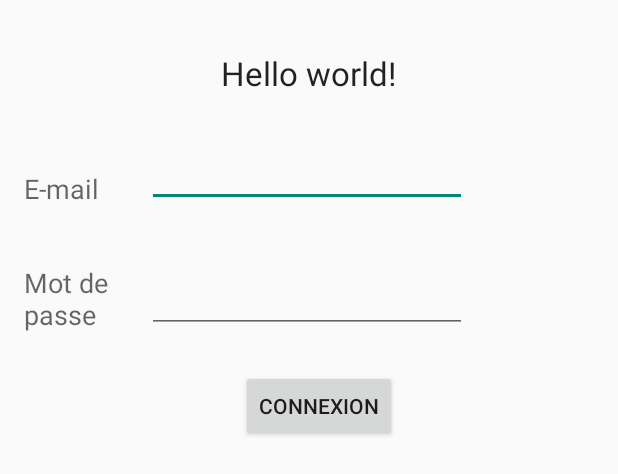
After one commit to RJona/HItemni, an Android app: the layout activity_login.xml on its own in the app's theme, with its tools: preview values and no code run, on a phone screen of 412 x 824 dp. The commit adds this screen. Shown: the top 474 px of the screen. Run offline under Robolectric (Android 15) with nearby library versions, the light colour scheme and no system bars.

Commit message:
loginpage

```diff
--- a/Hitemni/app/src/main/AndroidManifest.xml
+++ b/Hitemni/app/src/main/AndroidManifest.xml
@@ -1,18 +1,18 @@
 <?xml version="1.0" encoding="utf-8"?>
 <manifest xmlns:android="http://schemas.android.com/apk/res/android"
     package="com.app.hitemni" >
-    <uses-permission android:name="android.permission.INTERNET"/>
-    <activity android:name="com.facebook.FacebookActivity"
+    <!--<uses-permission android:name="android.permission.INTERNET"/>-->
+    <!--<activity android:name="com.facebook.FacebookActivity"
         android:configChanges=
             "keyboard|keyboardHidden|screenLayout|screenSize|orientation"
         android:theme="@android:style/Theme.Translucent.NoTitleBar"
-        android:label="@string/app_name" />
+        android:label="@string/app_name" />-->
     <application
         android:allowBackup="true"
         android:icon="@mipmap/ic_launcher"
         android:label="@string/app_name"
         android:theme="@style/AppTheme" >
-        <activity
+        <!--<activity
             android:name=".MainActivity"
             android:label="@string/app_name" >
             <intent-filter>
@@ -20,7 +20,16 @@
 
                 <category android:name="android.intent.category.LAUNCHER" />
             </intent-filter>
+        </activity>-->
+        <activity
+            android:name=".LoginActivity"
+            android:label="@string/app_name" >
+            <intent-filter>
+                <action android:name="android.intent.action.MAIN" />
+
+                <category android:name="android.intent.category.LAUNCHER" />
+            </intent-filter>
         </activity>
-        <meta-data android:name="com.facebook.sdk.ApplicationId" android:value="@string/facebook_app_id"/>
+        <!--<meta-data android:name="com.facebook.sdk.ApplicationId" android:value="@string/facebook_app_id"/>-->
     </application>
 </manifest>
--- /dev/null
+++ b/Hitemni/app/src/main/java/com/app/hitemni/LoginActivity.java
@@ -0,0 +1,48 @@
+package com.app.hitemni;
+
+import android.app.Activity;
+import android.os.Bundle;
+import android.view.Menu;
+import android.view.View;
+import android.widget.Button;
+import android.widget.EditText;
+import android.widget.TextView;
+import android.widget.Toast;
+
+/**
+ * Created by OptiFine on 08/04/2015.
+ */
+public class LoginActivity extends Activity {
+
+    private EditText  username=null;
+    private EditText  password=null;
+    private Button login;
+    @Override
+    protected void onCreate(Bundle savedInstanceState) {
+        super.onCreate(savedInstanceState);
+        setContentView(R.layout.activity_login);
+        username = (EditText)findViewById(R.id.editText1);
+        password = (EditText)findViewById(R.id.editText2);
+        login = (Button)findViewById(R.id.button1);
+    }
+
+    public void login(View view){
+        if(username.getText().toString().equals("admin") &&
+                password.getText().toString().equals("admin")){
+            Toast.makeText(getApplicationContext(), "Redirecting...",
+                    Toast.LENGTH_SHORT).show();
+        }
+        else{
+            Toast.makeText(getApplicationContext(), "Wrong Credentials",
+                    Toast.LENGTH_SHORT).show();
+
+        }
+
+    }
+    @Override
+    public boolean onCreateOptionsMenu(Menu menu) {
+        // Inflate the menu; this adds items to the action bar if it is present.
+        //getMenuInflater().inflate(R.menu.main, menu);
+        return true;
+    }
+}
--- a/Hitemni/app/src/main/java/com/app/hitemni/MainActivity.java
+++ b/Hitemni/app/src/main/java/com/app/hitemni/MainActivity.java
@@ -17,6 +17,8 @@ import com.facebook.login.LoginManager;
 import com.facebook.login.LoginResult;
 import com.facebook.login.widget.LoginButton;
 
+import java.util.Arrays;
+
 
 public class MainActivity extends ActionBarActivity {
 
@@ -29,7 +31,6 @@ public class MainActivity extends ActionBarActivity {
         FacebookSdk.sdkInitialize(getApplicationContext());
 
         callbackManager = CallbackManager.Factory.create();
-
         LoginManager.getInstance().registerCallback(callbackManager, new FacebookCallback<LoginResult>() {
             @Override
             public void onSuccess(LoginResult loginResult) {
--- /dev/null
+++ b/Hitemni/app/src/main/res/layout/activity_login.xml
@@ -0,0 +1,91 @@
+<?xml version="1.0" encoding="utf-8"?>
+<RelativeLayout xmlns:android="http://schemas.android.com/apk/res/android"
+xmlns:tools="http://schemas.android.com/tools"
+android:layout_width="match_parent"
+android:layout_height="match_parent"
+android:paddingBottom="@dimen/activity_vertical_margin"
+android:paddingLeft="@dimen/activity_horizontal_margin"
+android:paddingRight="@dimen/activity_horizontal_margin"
+android:paddingTop="@dimen/activity_vertical_margin"
+tools:context=".MainActivity" >
+
+    <TextView
+        android:id="@+id/textView1"
+        android:layout_width="wrap_content"
+        android:layout_height="wrap_content"
+        android:layout_alignParentTop="true"
+        android:layout_centerHorizontal="true"
+        android:layout_marginTop="18dp"
+        android:text="@string/hello_world"
+        android:textAppearance="?android:attr/textAppearanceLarge" />
+
+    <TextView
+        android:id="@+id/textView2"
+        android:layout_width="wrap_content"
+        android:layout_height="wrap_content"
+        android:layout_alignParentLeft="true"
+        android:layout_below="@+id/textView1"
+        android:layout_marginTop="50dp"
+        android:text="@string/username"
+        android:textAppearance="?android:attr/textAppearanceMedium" />
+
+    <EditText
+        android:id="@+id/editText1"
+        android:layout_width="wrap_content"
+        android:layout_height="wrap_content"
+        android:layout_alignBottom="@+id/textView2"
+        android:layout_marginLeft="32dp"
+        android:layout_toRightOf="@+id/textView2"
+        android:ems="10" >
+
+        <requestFocus />
+    </EditText>
+
+    <TextView
+        android:id="@+id/textView3"
+        android:layout_width="wrap_content"
+        android:layout_height="wrap_content"
+        android:layout_alignLeft="@+id/textView2"
+        android:layout_below="@+id/textView2"
+        android:layout_marginTop="38dp"
+        android:text="@string/password"
+        android:textAppearance="?android:attr/textAppearanceMedium"
+        android:layout_toStartOf="@+id/editText2" />
+
+    <EditText
+        android:id="@+id/editText2"
+        android:layout_width="wrap_content"
+        android:layout_height="wrap_content"
+        android:ems="10"
+        android:inputType="textPassword"
+        android:layout_alignBottom="@+id/textView3"
+        android:layout_alignStart="@+id/editText1" />
+
+    <Button
+        android:id="@+id/button1"
+        android:layout_width="wrap_content"
+        android:layout_height="wrap_content"
+        android:onClick="login"
+        android:text="@string/login"
+        android:layout_alignBottom="@+id/textView4"
+        android:layout_toStartOf="@+id/textView5" />
+
+    <TextView
+        android:id="@+id/textView4"
+        android:layout_width="wrap_content"
+        android:layout_height="wrap_content"
+        android:layout_alignLeft="@+id/textView3"
+        android:layout_below="@+id/textView3"
+        android:layout_marginLeft="30dp"
+        android:layout_marginTop="48dp"
+        android:text=""
+        android:textAppearance="?android:attr/textAppearanceMedium" />
+
+    <TextView
+        android:id="@+id/textView5"
+        android:layout_width="wrap_content"
+        android:layout_height="wrap_content"
+        android:layout_alignRight="@+id/textView1"
+        android:layout_alignTop="@+id/textView4"
+        android:text="" />
+</RelativeLayout>
--- a/Hitemni/app/src/main/res/layout/activity_main.xml
+++ b/Hitemni/app/src/main/res/layout/activity_main.xml
@@ -4,7 +4,6 @@
     android:paddingRight="@dimen/activity_horizontal_margin"
     android:paddingTop="@dimen/activity_vertical_margin"
     android:paddingBottom="@dimen/activity_vertical_margin" tools:context=".MainActivity">
-
 
     <com.facebook.login.widget.LoginButton
         android:id="@+id/login_button"
--- a/Hitemni/app/src/main/res/values/strings.xml
+++ b/Hitemni/app/src/main/res/values/strings.xml
@@ -1,6 +1,9 @@
 <resources>
     <string name="app_name">Hitemni</string>
     <string name="facebook_app_id">1025858567442235</string>
+    <string name="login">Connexion</string>
+    <string name="username">E-mail</string>
+    <string name="password">Mot de passe</string>
     <string name="hello_world">Hello world!</string>
     <string name="action_settings">Settings</string>
 </resources>
```
